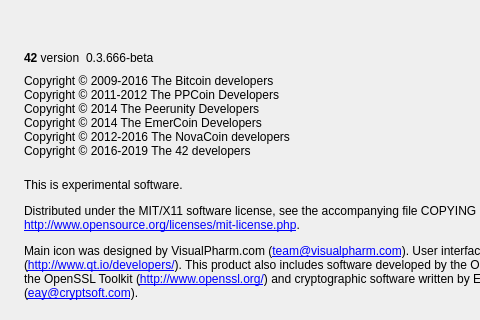
Qt form src/qt/forms/aboutdialog.ui (jley81/42) before a commit; both pictures show x 0 to 480 and y 0 to 320 of the 640 by 416 pixel window.
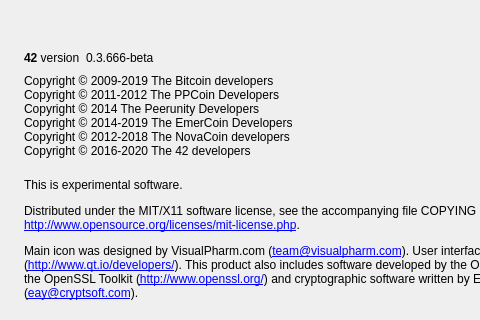
The same form after that commit. Icons and pictures are not drawn.

Commit message: Update Copyright Year

```diff
--- a/src/qt/forms/aboutdialog.ui
+++ b/src/qt/forms/aboutdialog.ui
@@ -94,12 +94,12 @@
         <cursorShape>IBeamCursor</cursorShape>
        </property>
        <property name="text">
-        <string>Copyright © 2009-2016 The Bitcoin developers
+        <string>Copyright © 2009-2019 The Bitcoin developers
 Copyright © 2011-2012 The PPCoin Developers
 Copyright © 2014 The Peerunity Developers
-Copyright © 2014 The EmerCoin Developers
-Copyright © 2012-2016 The NovaCoin developers
-Copyright © 2016-2019 The 42 developers</string>
+Copyright © 2014-2019 The EmerCoin Developers
+Copyright © 2012-2018 The NovaCoin developers
+Copyright © 2016-2020 The 42 developers</string>
        </property>
        <property name="textInteractionFlags">
         <set>Qt::LinksAccessibleByMouse|Qt::TextSelectableByKeyboard|Qt::TextSelectableByMouse</set>
```
The commit also changes 8 other files.
